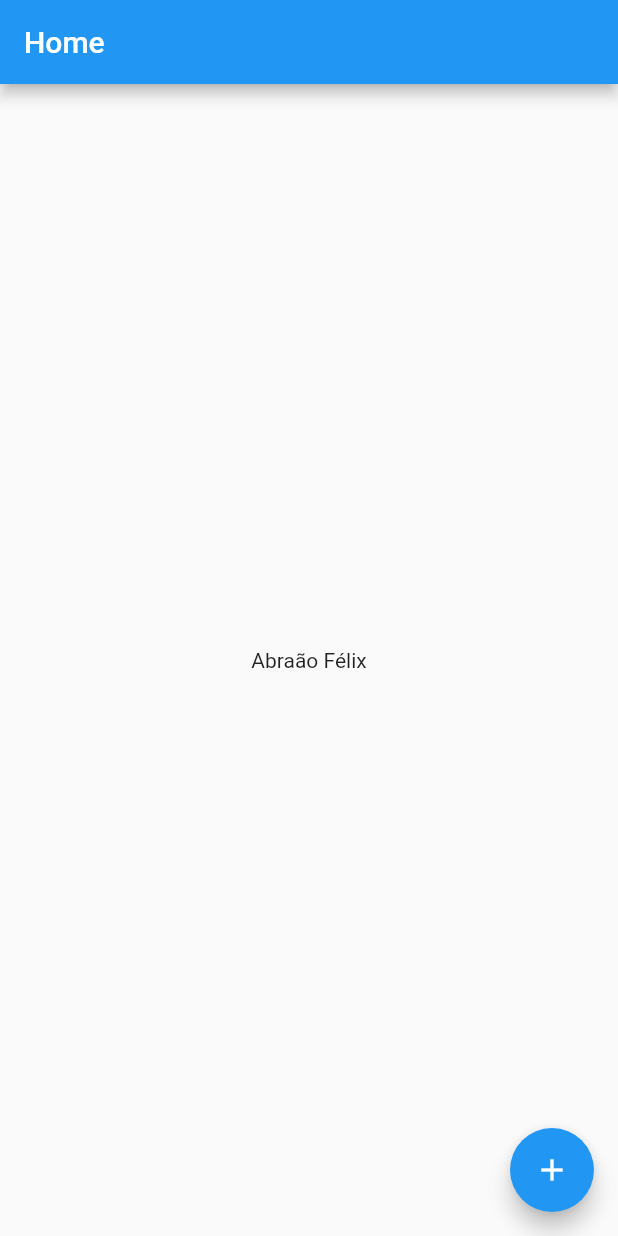
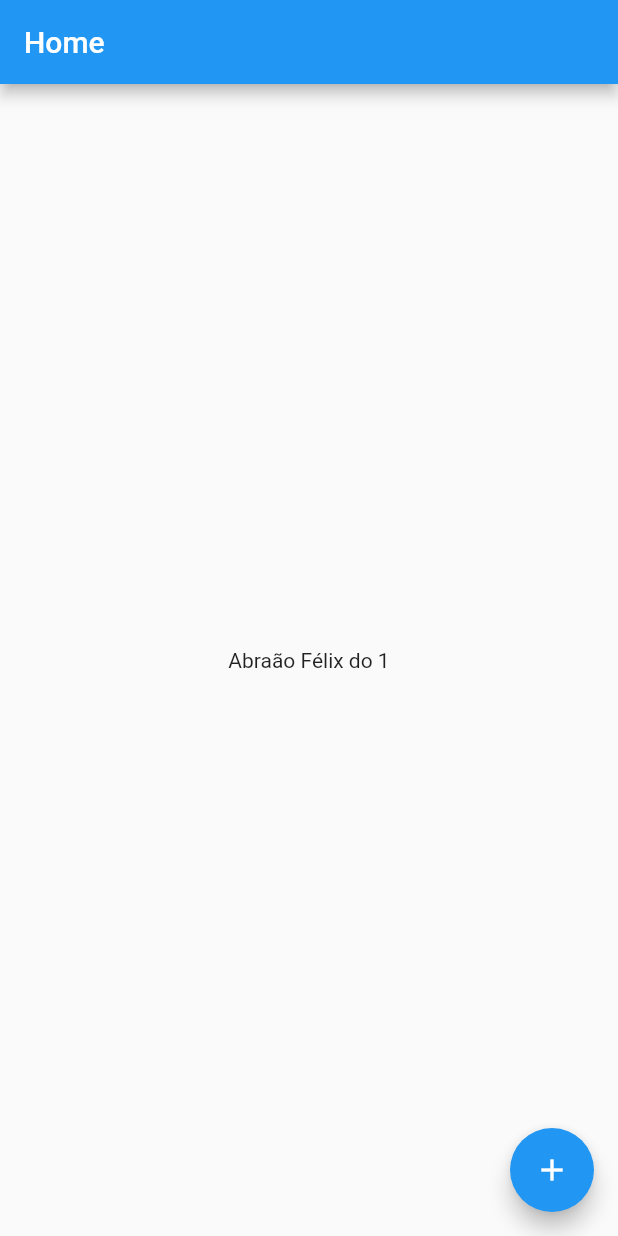
Before and after one commit to felixx97/Projeto_FLUTTER, a Flutter app: the screen it shows after launch, after a tap on the "add" icon, on a phone screen of 412 x 824 dp. Run offline on Flutter 3.47's test engine with Material 2 defaults, Android fonts, the phone set to English and light mode, and no system bars.

Commit message:
desmembrando pastas em Flutter

```diff
--- /dev/null
+++ b/lib/homePage.dart
@@ -0,0 +1,27 @@
+import 'package:flutter/material.dart';
+import 'package:flutter_application_1/home_controller.dart';
+
+class HomeWi extends StatelessWidget {
+  const HomeWi({Key? key}) : super(key: key);
+
+  @override
+  Widget build(BuildContext context) {
+    var controller = homeContoller.of(context);
+    final size = MediaQuery.of(context).size;
+    final navigation = Navigator.of(context);
+    final theme = Theme.of(context);
+
+    return Scaffold(
+      appBar: AppBar(
+        title: Text("Home"),
+      ),
+      body: Center(child: Text("Abraão Félix do ${controller.value}")),
+      floatingActionButton: FloatingActionButton(
+        child: Icon(Icons.add),
+        onPressed: () {
+          controller.increment();
+        },
+      ),
+    );
+  }
+}
--- /dev/null
+++ b/lib/home_controller.dart
@@ -0,0 +1,22 @@
+import 'package:flutter/cupertino.dart';
+
+class homeContoller extends InheritedNotifier<ValueNotifier<int>> {
+  homeContoller({
+    Key? key,
+    required Widget child,
+  }) : super(
+          key: key,
+          child: child,
+          notifier: ValueNotifier(0),
+        );
+
+  static homeContoller of(BuildContext context) {
+    return context.dependOnInheritedWidgetOfExactType<homeContoller>()!;
+  }
+
+  int get value => notifier!.value;
+
+  increment() {
+    notifier!.value++;
+  }
+}
--- a/lib/main.dart
+++ b/lib/main.dart
@@ -1,37 +1,8 @@
 import 'package:flutter/cupertino.dart';
 import 'package:flutter/material.dart';
+
+import 'myapp.dart';
 
 void main() {
   runApp(MyApp());
 }
-
-class MyApp extends StatelessWidget {
-  const MyApp({Key? key}) : super(key: key);
-
-  @override
-  Widget build(BuildContext context) {
-    return const MaterialApp(
-      home: HomeWi(),
-    );
-  }
-}
-
-class HomeWi extends StatelessWidget {
-  const HomeWi({Key? key}) : super(key: key);
-
-  @override
-  Widget build(BuildContext context) {
-    return Scaffold(
-      appBar: AppBar(
-        title: Text("Home"),
-      ),
-      body: Center(child: Text("Abraão Félix")),
-      floatingActionButton: FloatingActionButton(
-        child: Icon(Icons.add),
-        onPressed: () {
-          print("clicou");
-        },
-      ),
-    );
-  }
-}
--- /dev/null
+++ b/lib/myapp.dart
@@ -0,0 +1,15 @@
+import 'package:flutter/material.dart';
+import 'package:flutter_application_1/home_controller.dart';
+
+import 'homePage.dart';
+
+class MyApp extends StatelessWidget {
+  const MyApp({Key? key}) : super(key: key);
+
+  @override
+  Widget build(BuildContext context) {
+    return MaterialApp(
+      home: homeContoller(child: HomeWi()),
+    );
+  }
+}
```
